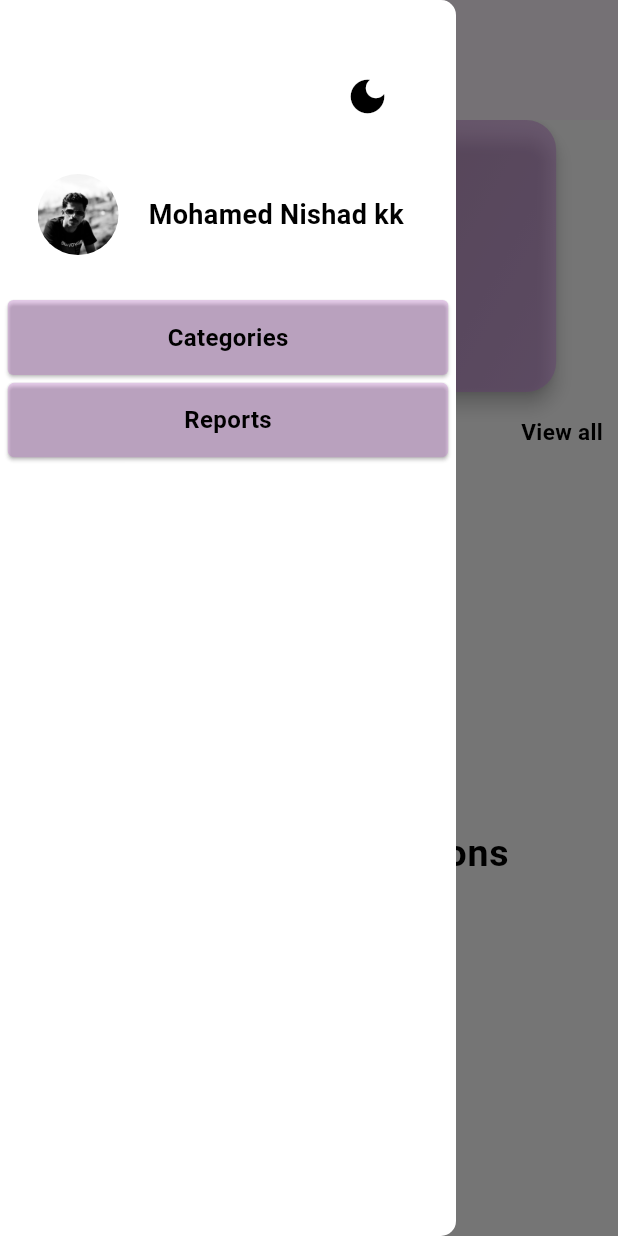
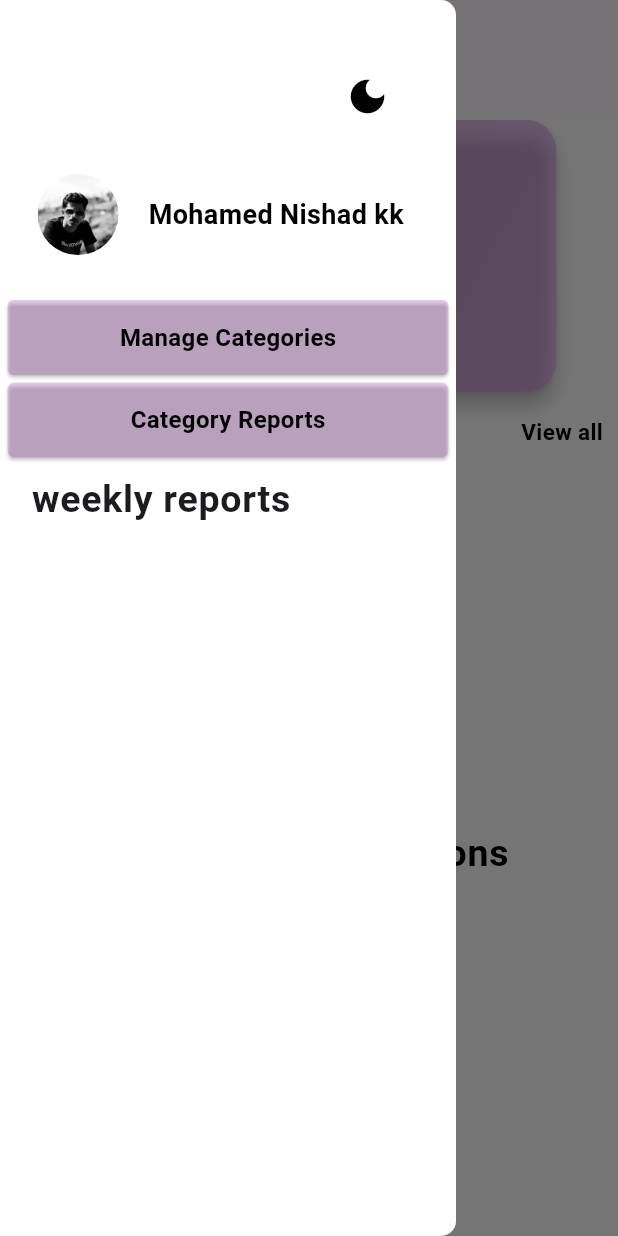
Before and after one commit to Nishadatgit/flutter-budget-tracker, a Flutter app: the screen it shows after launch, with the side drawer open, on a phone screen of 412 x 824 dp. Run offline on Flutter 3.47's test engine with Material 2 defaults, Android fonts, the phone set to English and light mode, and no system bars; drawn by our look-alikes of delayed_display; our stand-ins replace bloc, flutter_bloc, flutter_slidable, hive, hive_flutter; accounts and stored records are empty.

Commit message:
adding monthly reports

```diff
--- a/lib/screens/home/home_screen.dart
+++ b/lib/screens/home/home_screen.dart
@@ -1,12 +1,13 @@
 import 'package:animations/animations.dart';
+import 'package:budget_tracker/db/reports_db/reports_db.dart';
 import 'package:budget_tracker/logic/theme/theme_cubit.dart';
 import 'package:budget_tracker/models/category/category_model.dart';
 import 'package:budget_tracker/screens/add_transaction/add_transaction_screen.dart';
-import 'package:budget_tracker/screens/category/category_screen.dart';
+import 'package:budget_tracker/screens/manage_categories/category_screen.dart';
 import 'package:budget_tracker/screens/home/widgets/card_info_widget.dart';
 import 'package:budget_tracker/screens/home/widgets/drawer_header.dart';
 import 'package:budget_tracker/screens/home/widgets/transaction_tile.dart';
-import 'package:budget_tracker/screens/reports_screen/reports_screen.dart';
+import 'package:budget_tracker/screens/home/widgets/reports_screen/reports_screen.dart';
 import 'package:budget_tracker/screens/view_all_transactions_screen/view_all_transactions.dart';
 import 'package:delayed_display/delayed_display.dart';
 import 'package:flutter/material.dart';
@@ -128,7 +129,7 @@ class _HomeScreenState extends State<HomeScreen> with TickerProviderStateMixin {
                         child: Hero(
                           tag: 'name',
                           child: Text(
-                            "Categories",
+                            "Manage Categories",
                             style: Theme.of(context)
                                 .textTheme
                                 .bodyMedium!
@@ -153,7 +154,7 @@ class _HomeScreenState extends State<HomeScreen> with TickerProviderStateMixin {
                         child: Hero(
                           tag: "name2",
                           child: Text(
-                            "Reports",
+                            "Category Reports",
                             style: Theme.of(context)
                                 .textTheme
                                 .bodyMedium!
@@ -166,6 +167,12 @@ class _HomeScreenState extends State<HomeScreen> with TickerProviderStateMixin {
                       return const ReportsScreen();
                     },
                   ),
+                  ListTile(
+                    title: const Text("weekly reports"),
+                    onTap: () {
+                      ReportsDb().getTotalIncomeForTheSelectedMonth();
+                    },
+                  )
                 ],
               ),
             ),
@@ -183,7 +190,8 @@ class _HomeScreenState extends State<HomeScreen> with TickerProviderStateMixin {
               child: CardInfoWidget(amount: 35000),
             ),
             const SizedBox(height: 10),
-            Row(
+            DelayedDisplay(
+              child: Row(
                 mainAxisAlignment: MainAxisAlignment.spaceBetween,
                 children: [
                   Text(
@@ -207,6 +215,7 @@ class _HomeScreenState extends State<HomeScreen> with TickerProviderStateMixin {
                     ),
                   )
                 ],
+              ),
             ),
             const SizedBox(height: 10),
             Expanded(
--- a/lib/screens/reports_screen/reports_screen.dart
+++ b/lib/screens/home/widgets/reports_screen/reports_screen.dart
@@ -1,8 +1,8 @@
 import 'package:animations/animations.dart';
 import 'package:budget_tracker/logic/category/category%20screen/category_cubit.dart';
 import 'package:budget_tracker/logic/reports/reports_cubit.dart';
-import 'package:budget_tracker/screens/reports_screen/view_report.dart';
-import 'package:budget_tracker/screens/reports_screen/widgets/category_tile.dart';
+import 'package:budget_tracker/screens/home/widgets/reports_screen/view_report.dart';
+import 'package:budget_tracker/screens/home/widgets/reports_screen/widgets/category_tile.dart';
 import 'package:delayed_display/delayed_display.dart';
 import 'package:flutter/material.dart';
 import 'package:flutter_bloc/flutter_bloc.dart';
@@ -18,7 +18,7 @@ class ReportsScreen extends StatelessWidget {
         title: Hero(
           tag: 'name2',
           child: Text(
-            "Reports",
+            "Category Reports",
             style: Theme.of(context).textTheme.bodyLarge,
           ),
         ),
--- a/lib/screens/category/category_screen.dart
+++ b/lib/screens/manage_categories/category_screen.dart
@@ -26,7 +26,7 @@ class CategoryScreen extends StatelessWidget {
           title: Hero(
             tag: 'name',
             child: Text(
-              "Categories",
+              "Manage Categories",
               style: Theme.of(context).textTheme.bodyLarge,
             ),
           ),
```
Also changed, not shown: lib/db/reports_db/reports_db.dart (+33 -0 lines), lib/screens/home/widgets/reports_screen/view_report.dart (renamed from lib/screens/reports_screen/view_report.dart), lib/screens/home/widgets/reports_screen/widgets/category_tile.dart (renamed from lib/screens/reports_screen/widgets/category_tile.dart), lib/screens/manage_categories/widgets/category_type_radio_button_widget.dart (renamed from lib/screens/category/widgets/category_type_radio_button_widget.dart), lib/screens/manage_categories/widgets/no_data_widget.dart (renamed from lib/screens/category/widgets/no_data_widget.dart). Lines whose indentation alone changed are shown as unchanged.
